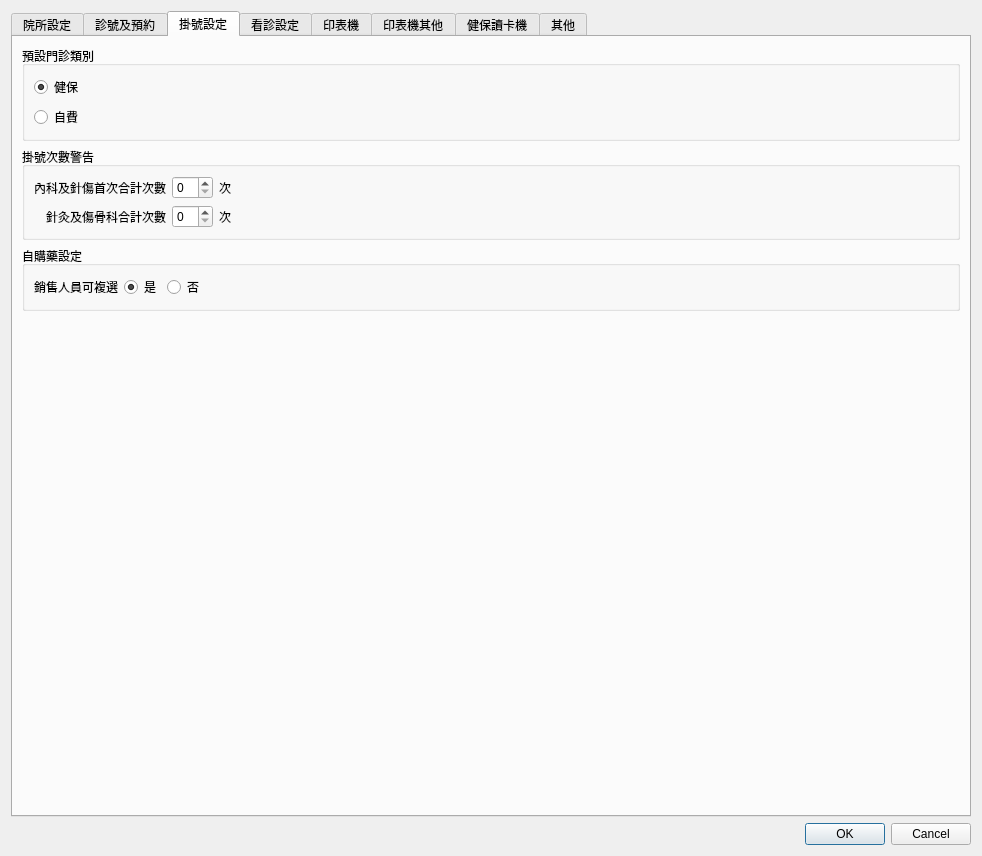
First picture: the form in ui/dialog_settings.ui, repository picacat/pyMedical, before the edit.
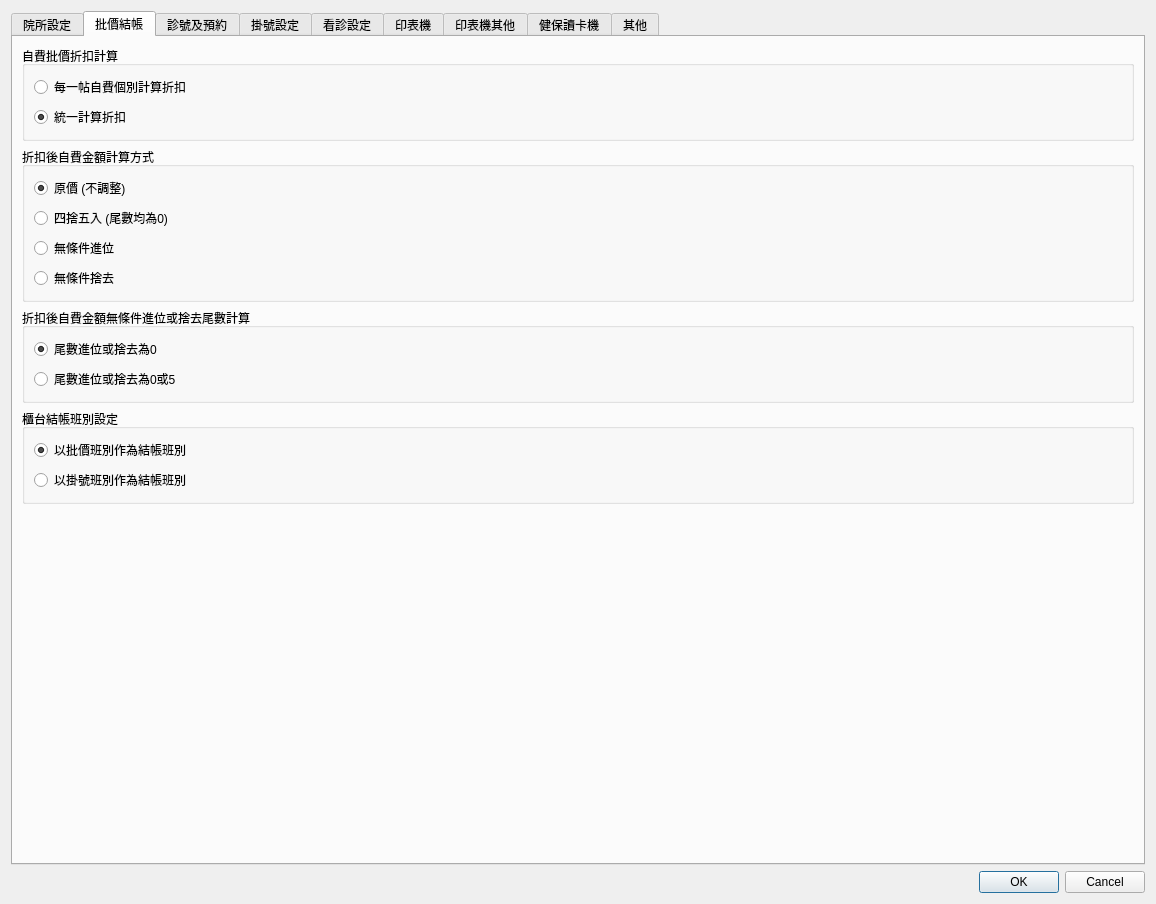
Second picture: the form after the edit. The open tabs and pages were chosen to show the change. Icons and pictures are not drawn.

```diff
--- a/ui/dialog_settings.ui
+++ b/ui/dialog_settings.ui
@@ -6,8 +6,8 @@
    <rect>
     <x>0</x>
     <y>0</y>
-    <width>982</width>
-    <height>856</height>
+    <width>1156</width>
+    <height>904</height>
    </rect>
   </property>
   <property name="sizePolicy">
@@ -24,8 +24,20 @@
     <layout class="QVBoxLayout" name="verticalLayout_2">
      <item>
       <widget class="QTabWidget" name="tabWidget_settings">
+       <property name="tabShape">
+        <enum>QTabWidget::Rounded</enum>
+       </property>
        <property name="currentIndex">
-        <number>0</number>
+        <number>3</number>
+       </property>
+       <property name="iconSize">
+        <size>
+         <width>24</width>
+         <height>24</height>
+        </size>
+       </property>
+       <property name="tabBarAutoHide">
+        <bool>false</bool>
        </property>
        <widget class="QWidget" name="tab_4">
         <attribute name="icon">
@@ -263,7 +275,24 @@
            </property>
            <layout class="QVBoxLayout" name="verticalLayout_13">
             <item>
-             <layout class="QVBoxLayout" name="verticalLayout_12">
+             <widget class="QCheckBox" name="checkBox_pharmacy_fee">
+              <property name="text">
+               <string>申報藥事服務費</string>
+              </property>
+              <property name="checked">
+               <bool>true</bool>
+              </property>
+             </widget>
+            </item>
+            <item>
+             <widget class="QCheckBox" name="checkBox_init_fee">
+              <property name="text">
+               <string>申報初診照護病歷</string>
+              </property>
+             </widget>
+            </item>
+            <item>
+             <layout class="QHBoxLayout" name="horizontalLayout_4">
               <item>
                <widget class="QCheckBox" name="checkBox_pharmacy_fee">
                 <property name="text">
@@ -352,47 +381,6 @@
             <bool>true</bool>
            </property>
            <layout class="QVBoxLayout" name="verticalLayout_47">
-            <item>
-             <layout class="QHBoxLayout" name="horizontalLayout_14">
-              <item>
-               <widget class="QLabel" name="label_71">
-                <property name="text">
-                 <string>自費批價折扣計算方式</string>
-                </property>
-               </widget>
-              </item>
-              <item>
-               <widget class="QRadioButton" name="radioButton_discount_group">
-                <property name="text">
-                 <string>統一計算折扣</string>
-                </property>
-                <property name="checked">
-                 <bool>true</bool>
-                </property>
-               </widget>
-              </item>
-              <item>
-               <widget class="QRadioButton" name="radioButton_discount_individual">
-                <property name="text">
-                 <string>每一帖自費個別計算折扣</string>
-                </property>
-               </widget>
-              </item>
-              <item>
-               <spacer name="horizontalSpacer_22">
-                <property name="orientation">
-                 <enum>Qt::Horizontal</enum>
-                </property>
-                <property name="sizeHint" stdset="0">
-                 <size>
-                  <width>40</width>
-                  <height>20</height>
-                 </size>
-                </property>
-               </spacer>
-              </item>
-             </layout>
-            </item>
             <item>
              <layout class="QHBoxLayout" name="horizontalLayout_17">
               <item>
@@ -445,6 +433,160 @@
          </item>
         </layout>
        </widget>
+       <widget class="QWidget" name="tab_9">
+        <attribute name="icon">
+         <iconset>
+          <normaloff>../icons/network-receive.png</normaloff>../icons/network-receive.png</iconset>
+        </attribute>
+        <attribute name="title">
+         <string>批價結帳</string>
+        </attribute>
+        <layout class="QVBoxLayout" name="verticalLayout_48">
+         <item>
+          <widget class="QGroupBox" name="groupBox_43">
+           <property name="title">
+            <string>自費批價折扣計算</string>
+           </property>
+           <property name="flat">
+            <bool>true</bool>
+           </property>
+           <layout class="QVBoxLayout" name="verticalLayout_49">
+            <item>
+             <widget class="QRadioButton" name="radioButton_discount_individual">
+              <property name="text">
+               <string>每一帖自費個別計算折扣</string>
+              </property>
+             </widget>
+            </item>
+            <item>
+             <widget class="QRadioButton" name="radioButton_discount_group">
+              <property name="text">
+               <string>統一計算折扣</string>
+              </property>
+              <property name="checked">
+               <bool>true</bool>
+              </property>
+             </widget>
+            </item>
+           </layout>
+          </widget>
+         </item>
+         <item>
+          <widget class="QGroupBox" name="groupBox_42">
+           <property name="title">
+            <string>折扣後自費金額計算方式</string>
+           </property>
+           <property name="flat">
+            <bool>true</bool>
+           </property>
+           <layout class="QVBoxLayout" name="verticalLayout_12">
+            <item>
+             <widget class="QRadioButton" name="radioButton_total_fee">
+              <property name="text">
+               <string>原價 (不調整)</string>
+              </property>
+              <property name="checked">
+               <bool>true</bool>
+              </property>
+             </widget>
+            </item>
+            <item>
+             <widget class="QRadioButton" name="radioButton_round">
+              <property name="text">
+               <string>四捨五入 (尾數均為0)</string>
+              </property>
+             </widget>
+            </item>
+            <item>
+             <widget class="QRadioButton" name="radioButton_ceiling">
+              <property name="text">
+               <string>無條件進位</string>
+              </property>
+             </widget>
+            </item>
+            <item>
+             <widget class="QRadioButton" name="radioButton_chop">
+              <property name="text">
+               <string>無條件捨去</string>
+              </property>
+             </widget>
+            </item>
+           </layout>
+          </widget>
+         </item>
+         <item>
+          <widget class="QGroupBox" name="groupBox_44">
+           <property name="title">
+            <string>折扣後自費金額無條件進位或捨去尾數計算</string>
+           </property>
+           <property name="flat">
+            <bool>true</bool>
+           </property>
+           <layout class="QVBoxLayout" name="verticalLayout_52">
+            <item>
+             <widget class="QRadioButton" name="radioButton_tail1">
+              <property name="text">
+               <string>尾數進位或捨去為0</string>
+              </property>
+              <property name="checked">
+               <bool>true</bool>
+              </property>
+             </widget>
+            </item>
+            <item>
+             <widget class="QRadioButton" name="radioButton_tail2">
+              <property name="text">
+               <string>尾數進位或捨去為0或5</string>
+              </property>
+             </widget>
+            </item>
+           </layout>
+          </widget>
+         </item>
+         <item>
+          <widget class="QGroupBox" name="groupBox_45">
+           <property name="title">
+            <string>櫃台結帳班別設定</string>
+           </property>
+           <property name="flat">
+            <bool>true</bool>
+           </property>
+           <layout class="QVBoxLayout" name="verticalLayout_50">
+            <item>
+             <widget class="QRadioButton" name="radioButton_checkout_by_charge">
+              <property name="text">
+               <string>以批價班別作為結帳班別</string>
+              </property>
+              <property name="checked">
+               <bool>true</bool>
+              </property>
+             </widget>
+            </item>
+            <item>
+             <widget class="QRadioButton" name="radioButton_checkout_by_registration">
+              <property name="text">
+               <string>以掛號班別作為結帳班別</string>
+              </property>
+             </widget>
+            </item>
+           </layout>
+          </widget>
+         </item>
+         <item>
+          <spacer name="verticalSpacer_8">
+           <property name="orientation">
+            <enum>Qt::Vertical</enum>
+           </property>
+           <property name="sizeHint" stdset="0">
+            <size>
+             <width>20</width>
+             <height>40</height>
+            </size>
+           </property>
+          </spacer>
+         </item>
+        </layout>
+       </widget>
        <widget class="QWidget" name="tab_3">
         <attribute name="icon">
          <iconset>
```
Left out of the diff: 687 changed lines with no effect on the pictures.
